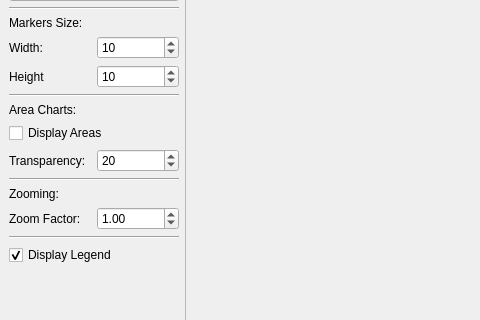
The window that examples/Axis/Parameters/mainwindow.ui (KDAB/KDChart) describes before a commit, drawn with Qt 5; both pictures show x 0 to 480 and y 188 to 508 of the 735 by 680 pixel window.
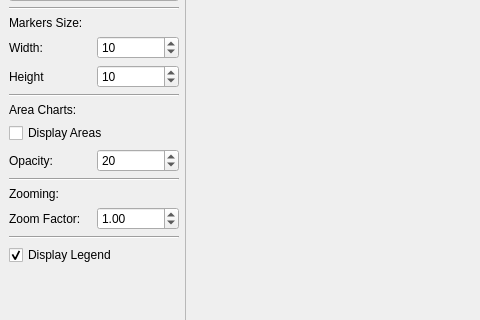
The same window after the commit. Icons and pictures are not drawn.

Commit message:
This is the opposite of transparency, and it's called opacity.
The code still uses the wrong word, but that includes public and
therefore fixed API, so I leave it unchanged.

```diff
--- a/examples/Axis/Parameters/mainwindow.ui
+++ b/examples/Axis/Parameters/mainwindow.ui
@@ -351,7 +351,7 @@
          <item>
           <widget class="QLabel" name="transparencyLB">
            <property name="text">
-            <string>Transparency:</string>
+            <string>Opacity:</string>
            </property>
           </widget>
          </item>
```
